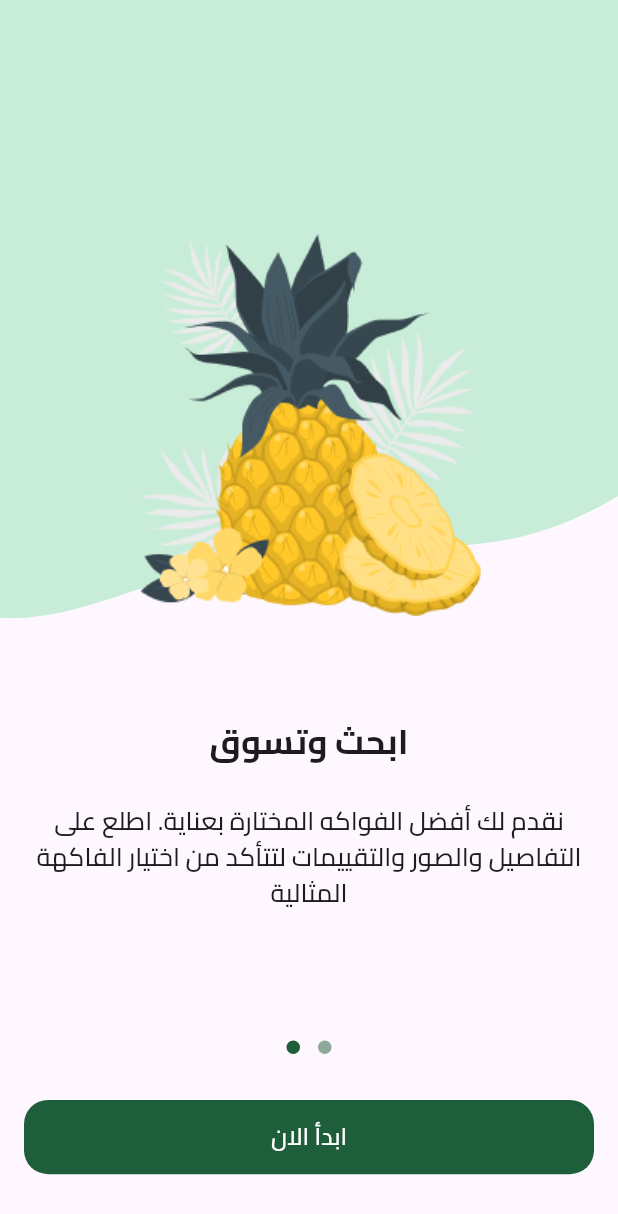
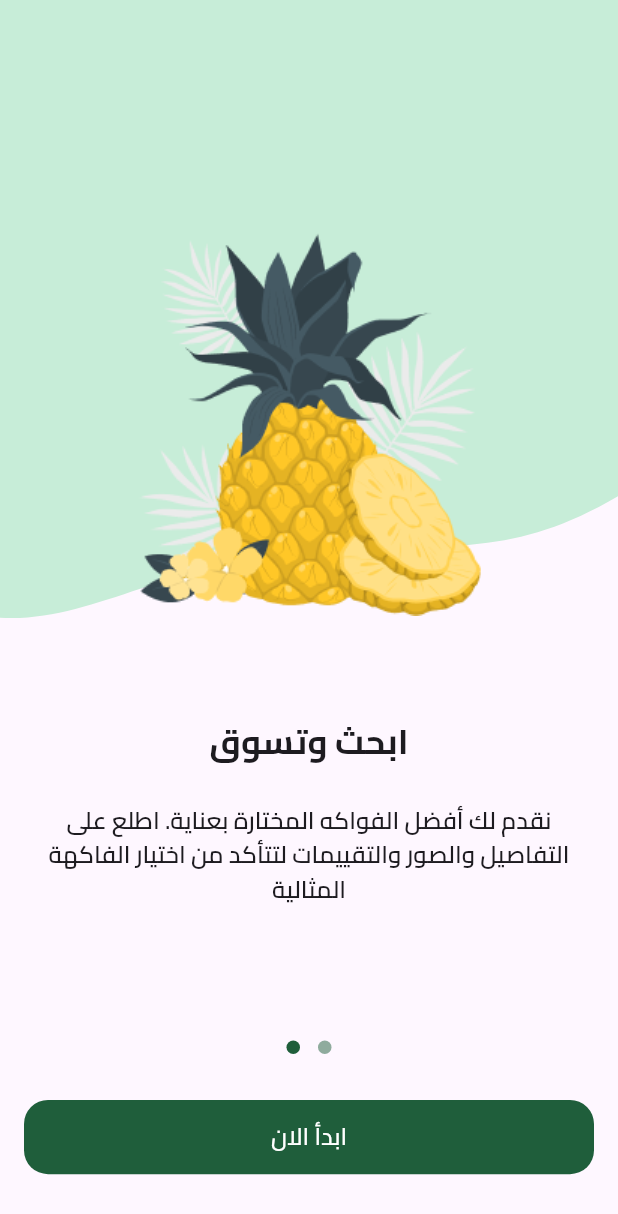
Before and after one commit to Adham-m7md/Fresh-Fruit, a Flutter app: the screen it shows after launch, swiped to page 2, on a phone screen of 412 x 824 dp. Shown: the top 1214 px of the screen. Run offline on Flutter 3.47's test engine with Material 3 defaults, Android fonts, the phone set to English and light mode, and no system bars; drawn by our look-alikes of dots_indicator; our stand-ins replace flutter_svg.

Commit message:
edit text styles

```diff
--- a/lib/core/utils/app_colors.dart
+++ b/lib/core/utils/app_colors.dart
@@ -3,5 +3,7 @@ import 'package:flutter/material.dart';
 abstract class AppColors {
   static const Color kprimaryColor = Color(0xff1F5E3B);
   static const Color kWiteColor = Colors.white;
-  static const Color kBlackColor = Colors.black;
+  static const Color kBlackColor = Color(0XFF0C0D0D);
+  static const Color kRedColor = Color(0xffCB4835);
+  static const Color kYellowColor = Color(0xffFEC440);
 }
--- a/lib/core/utils/app_text_styles.dart
+++ b/lib/core/utils/app_text_styles.dart
@@ -1,72 +1,72 @@
 import 'package:flutter/material.dart';
 
-abstract class TextStyles {}
-
-const TextStyle bold13 = TextStyle(
+abstract class TextStyles {
+  static const TextStyle bold13 = TextStyle(
     fontWeight: FontWeight.bold,
     fontSize: 13,
   );
-const TextStyle bold23 = TextStyle(
+  static const TextStyle bold23 = TextStyle(
     fontWeight: FontWeight.bold,
     fontSize: 23,
   );
 
-const TextStyle semiBold13 = TextStyle(
+  static const TextStyle semiBold13 = TextStyle(
     fontWeight: FontWeight.w600,
     fontSize: 13,
   );
 
-const TextStyle regular13 = TextStyle(
+  static const TextStyle regular13 = TextStyle(
     fontWeight: FontWeight.normal,
     fontSize: 13,
   );
 
-const TextStyle bold16 = TextStyle(
+  static const TextStyle bold16 = TextStyle(
     fontWeight: FontWeight.bold,
     fontSize: 16,
   );
 
-const TextStyle bold19 = TextStyle(
+  static const TextStyle bold19 = TextStyle(
     fontWeight: FontWeight.bold,
     fontSize: 19,
   );
 
-const TextStyle semiBold16 = TextStyle(
+  static const TextStyle semiBold16 = TextStyle(
     fontWeight: FontWeight.w600,
     fontSize: 16,
   );
 
-const TextStyle bold28 = TextStyle(
+  static const TextStyle bold28 = TextStyle(
     fontWeight: FontWeight.bold,
     fontSize: 28,
   );
 
-const TextStyle regular22 = TextStyle(
+  static const TextStyle regular22 = TextStyle(
     fontWeight: FontWeight.normal,
     fontSize: 22,
   );
 
-const TextStyle semiBold11 = TextStyle(
+  static const TextStyle semiBold11 = TextStyle(
     fontWeight: FontWeight.w600,
     fontSize: 11,
   );
 
-const TextStyle medium15 = TextStyle(
+  static const TextStyle medium15 = TextStyle(
     fontWeight: FontWeight.w500,
     fontSize: 15,
   );
 
-const TextStyle regular26 = TextStyle(
+  static const TextStyle regular26 = TextStyle(
     fontWeight: FontWeight.normal,
     fontSize: 26,
   );
 
-const TextStyle regular16 = TextStyle(
+  static const TextStyle regular16 = TextStyle(
     fontWeight: FontWeight.normal,
     fontSize: 16,
   );
 
-const TextStyle regular11 = TextStyle(
+  static const TextStyle regular11 = TextStyle(
     fontWeight: FontWeight.normal,
     fontSize: 11,
   );
+}
--- a/lib/features/on_boarding/presentation/widgets/on_boarding_view_body.dart
+++ b/lib/features/on_boarding/presentation/widgets/on_boarding_view_body.dart
@@ -47,7 +47,7 @@ class _OnBoardingViewBodyState extends State<OnBoardingViewBody> {
           position: currentPage,
           decorator: DotsDecorator(
             activeColor: AppColors.kprimaryColor,
-            color: AppColors.kprimaryColor.withOpacity(0.5),
+            color: AppColors.kprimaryColor.withValues(alpha: 0.5),
           ),
         ),
         SizedBox(
--- a/lib/features/on_boarding/presentation/widgets/onboarding_page_view.dart
+++ b/lib/features/on_boarding/presentation/widgets/onboarding_page_view.dart
@@ -1,5 +1,7 @@
 import 'package:flutter/material.dart';
+import 'package:fresh_fruit/core/utils/app_colors.dart';
 import 'package:fresh_fruit/core/utils/app_svg_images.dart';
+import 'package:fresh_fruit/core/utils/app_text_styles.dart';
 import 'package:fresh_fruit/features/on_boarding/presentation/widgets/page_view_item.dart';
 
 class OnboardingPageView extends StatelessWidget {
@@ -13,7 +15,7 @@ class OnboardingPageView extends StatelessWidget {
   Widget build(BuildContext context) {
     return PageView(
       controller: pageController,
-      children: const [
+      children: [
         PageViewItem(
           isVisible: true,
           image: 'assets/images/onboarding1.png',
@@ -23,48 +25,26 @@ class OnboardingPageView extends StatelessWidget {
           titel: Row(
             mainAxisAlignment: MainAxisAlignment.center,
             children: [
-              Text(
-                'مرحبًا بك في',
-                style: TextStyle(
-                  fontSize: 23,
-                  fontWeight: FontWeight.w700,
-                ),
-              ),
-              SizedBox(
+              const Text('مرحبًا بك في', style: TextStyles.bold23),
+              const SizedBox(
                 width: 12,
               ),
-              Text(
-                'Fruit',
-                style: TextStyle(
-                  color: Color(0xffCB4835),
-                  fontSize: 23,
-                  fontWeight: FontWeight.w700,
-                ),
-              ),
-              Text(
-                'Fresh',
-                style: TextStyle(
-                  color: Color(0xffFEC440),
-                  fontSize: 23,
-                  fontWeight: FontWeight.w700,
-                ),
-              ),
+              Text('Fruit',
+                  style:
+                      TextStyles.bold23.copyWith(color: AppColors.kRedColor)),
+              Text('Fresh',
+                  style:
+                      TextStyles.bold23.copyWith(color: AppColors.kYellowColor))
             ],
           ),
         ),
-        PageViewItem(
+        const PageViewItem(
           isVisible: false,
           image: 'assets/images/onboarding2.png',
           backGroundImage: Assets.imagesBackgroundOnboarding2,
           description:
               'نقدم لك أفضل الفواكه المختارة بعناية. اطلع على التفاصيل والصور والتقييمات لتتأكد من اختيار الفاكهة المثالية',
-          titel: Text(
-            'ابحث وتسوق',
-            style: TextStyle(
-              fontSize: 23,
-              fontWeight: FontWeight.w700,
-            ),
-          ),
+          titel: Text('ابحث وتسوق', style: TextStyles.bold23),
         )
       ],
     );
--- a/lib/features/on_boarding/presentation/widgets/page_view_item.dart
+++ b/lib/features/on_boarding/presentation/widgets/page_view_item.dart
@@ -1,6 +1,7 @@
 import 'package:flutter/material.dart';
 import 'package:flutter_svg/flutter_svg.dart';
 import 'package:fresh_fruit/core/utils/app_directions.dart';
+import 'package:fresh_fruit/core/utils/app_text_styles.dart';
 
 class PageViewItem extends StatelessWidget {
   const PageViewItem(
@@ -39,16 +40,11 @@ class PageViewItem extends StatelessWidget {
                 ),
                 Visibility(
                   visible: isVisible,
-                  child: const Padding(
-                    padding: EdgeInsets.only(right: 36, top: 16),
-                    child: Text(
-                      'تخط',
-                      style: TextStyle(
-                        color: Color(
-                          0xff949D9E,
-                        ),
-                      ),
-                    ),
+                  child: Padding(
+                    padding: const EdgeInsets.only(right: 36, top: 16),
+                    child: Text('تخط',
+                        style: TextStyles.regular16
+                            .copyWith(color: const Color(0xff949D9E))),
                   ),
                 )
               ],
@@ -63,14 +59,8 @@ class PageViewItem extends StatelessWidget {
           ),
           Padding(
             padding: const EdgeInsets.symmetric(horizontal: 24),
-            child: Text(
-              description,
-              textAlign: TextAlign.center,
-              style: const TextStyle(
-                fontSize: 17,
-                fontWeight: FontWeight.w500,
-              ),
-            ),
+            child: Text(description,
+                textAlign: TextAlign.center, style: TextStyles.semiBold16),
           ),
         ],
       ),
```
Lines whose indentation alone changed are shown as unchanged.
